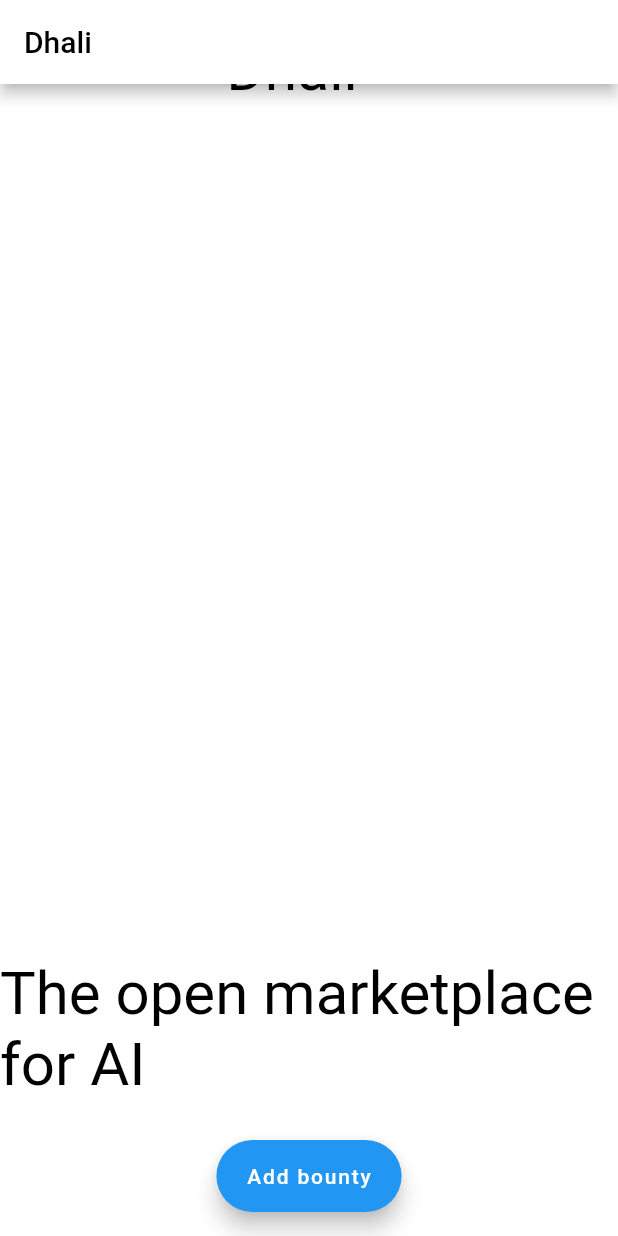
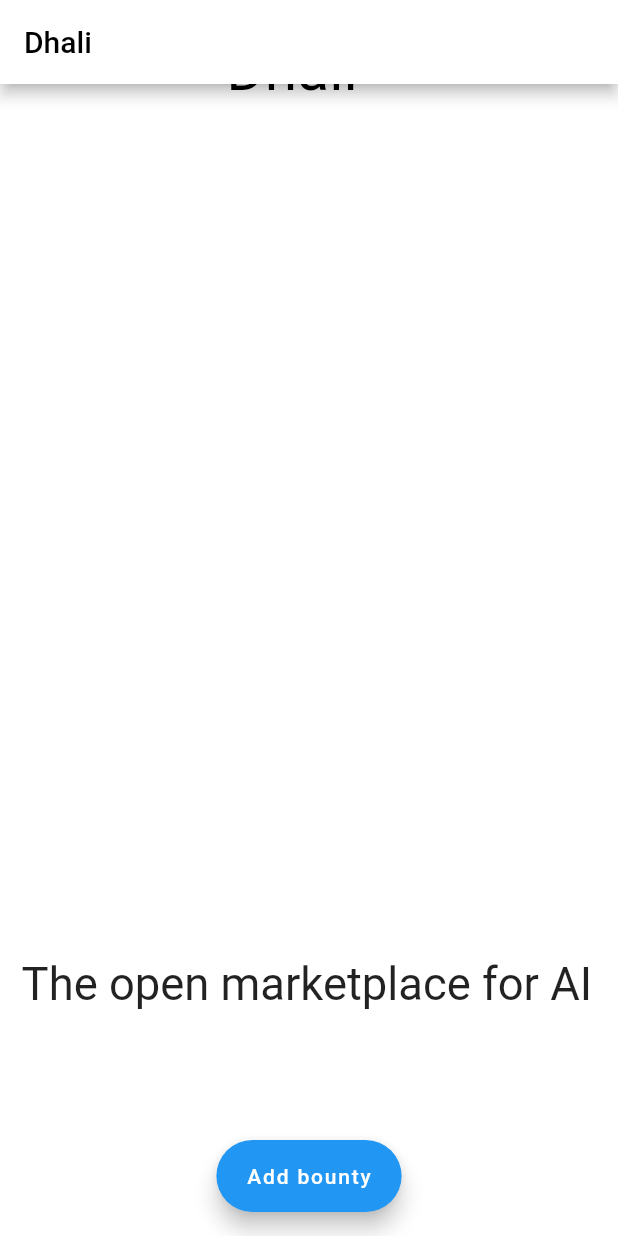
Before and after one commit to esotsm54/Dhali-website, a Flutter app: the screen it shows after launch, scrolled down 186 dp, on a phone screen of 412 x 824 dp. Run offline on Flutter 3.47's test engine with Material 2 defaults, Android fonts, the phone set to English and light mode, and no system bars; our stand-ins replace cloud_firestore, firebase_core, flutter_markdown, flutter_svg; accounts and stored records are empty.

Commit message:
Add resizable text

```diff
--- a/lib/main.dart
+++ b/lib/main.dart
@@ -104,12 +104,13 @@
                       alignment: Alignment.topCenter,
                     ),
                   ),
-                  Center(
-                      child: RichText(
-                          text: const TextSpan(
-                              text: 'The open marketplace for AI',
-                              style: TextStyle(
-                                  color: Colors.black, fontSize: 40)))),
+                  const Center(
+                      child: FittedBox(
+                          fit: BoxFit.fitWidth,
+                          child: SelectableText(
+                            '  The open marketplace for AI  ',
+                            style: TextStyle(fontSize: 40),
+                          ))),
                 ],
               )
             : ListView(
@@ -123,12 +124,13 @@
                       alignment: Alignment.topCenter,
                     ),
                   ),
-                  Center(
-                      child: RichText(
-                          text: const TextSpan(
-                              text: 'The open marketplace for AI',
-                              style: TextStyle(
-                                  color: Colors.black, fontSize: 40)))),
+                  const Center(
+                      child: FittedBox(
+                          fit: BoxFit.fitWidth,
+                          child: SelectableText(
+                            '  The open marketplace for AI  ',
+                            style: TextStyle(fontSize: 40),
+                          ))),
                   const SizedBox(
                     height: 150,
                   ),
```
